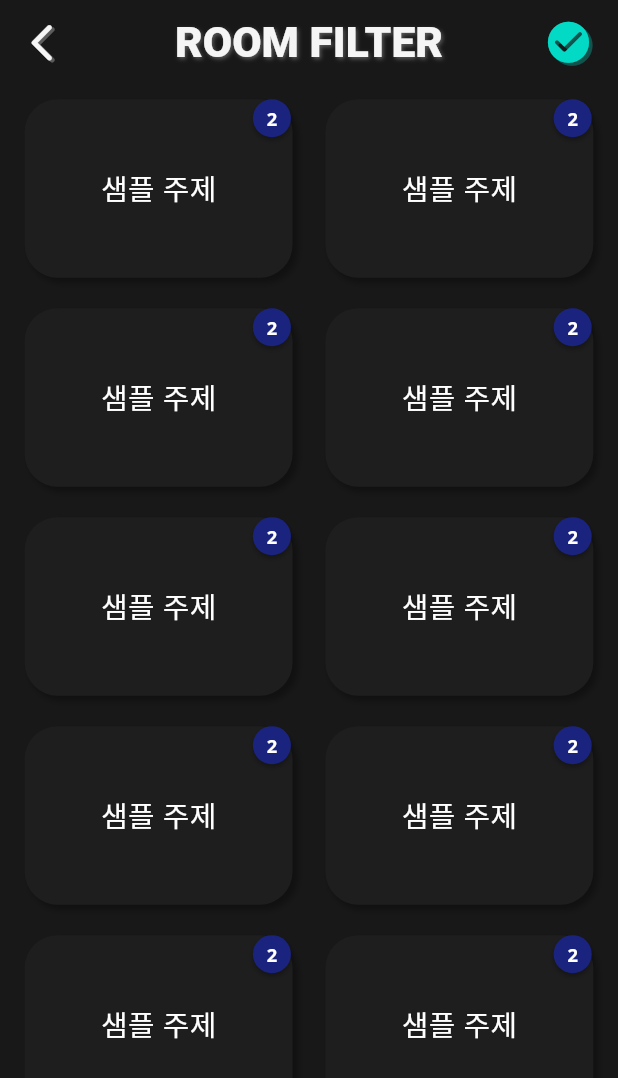
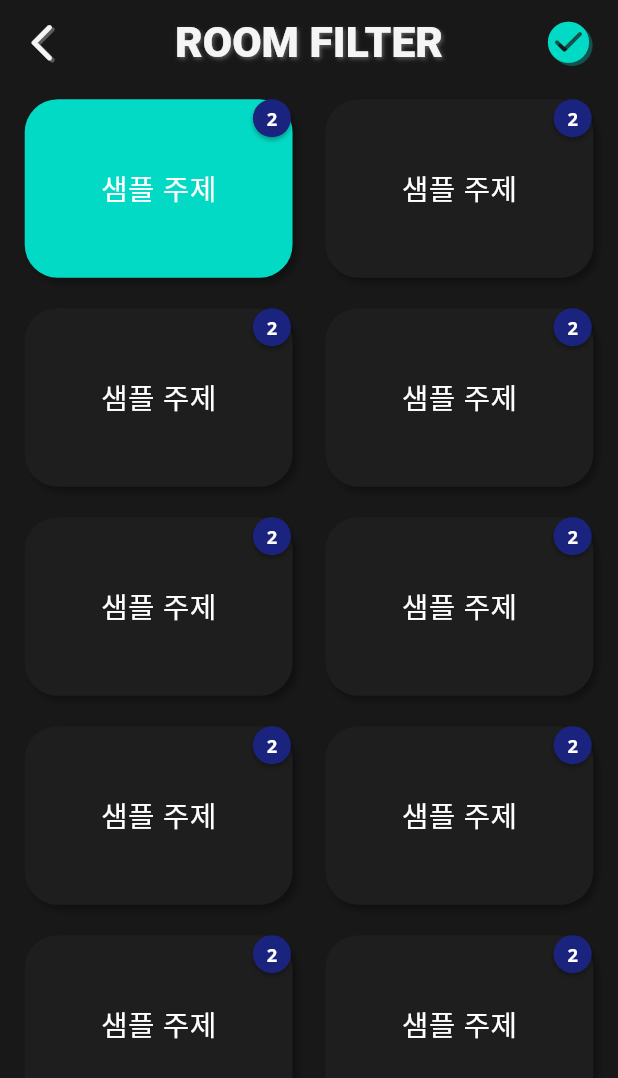
Before and after one commit to jhdo-dev/elice-1st-topkon, a Flutter app: the RoomFilterPage screen opened by its route, on a phone screen of 412 x 824 dp. Shown: the top 1078 px of the screen. Run offline on Flutter 3.47's test engine with Material 3 defaults, Android fonts, the phone set to English and light mode, and no system bars; our stand-ins replace bloc, equatable, flutter_bloc, flutter_screenutil, go_router, google_fonts; Roboto replaces fonts that are missing (Play).

Commit message:
필터화면 ui 구현

```diff
--- a/alarm_front/lib/presentation/pages/room_filter/room_filter_page.dart
+++ b/alarm_front/lib/presentation/pages/room_filter/room_filter_page.dart
@@ -4,8 +4,15 @@ import 'package:alarm_front/presentation/widgets/app_bar.dart';
 import 'package:flutter/material.dart';
 import 'package:flutter_screenutil/flutter_screenutil.dart';
 
-class RoomFilterPage extends StatelessWidget {
+class RoomFilterPage extends StatefulWidget {
   const RoomFilterPage({super.key});
+
+  @override
+  State<RoomFilterPage> createState() => _RoomFilterPageState();
+}
+
+class _RoomFilterPageState extends State<RoomFilterPage> {
+  int isClickBox = 0;
 
   @override
   Widget build(BuildContext context) {
@@ -52,8 +59,16 @@ class RoomFilterPage extends StatelessWidget {
                   childAspectRatio: 1.5,
                 ),
                 itemBuilder: (context, index) {
-                  return FilterBox(
-                    boxIndex: index,
+                  return GestureDetector(
+                    onTap: () {
+                      setState(() {
+                        isClickBox = index;
+                      });
+                    },
+                    child: FilterBox(
+                      boxIndex: index,
+                      isClickBox: isClickBox,
+                    ),
                   );
                 },
               ),
--- a/alarm_front/lib/presentation/pages/room_filter/widgets/filter_box.dart
+++ b/alarm_front/lib/presentation/pages/room_filter/widgets/filter_box.dart
@@ -7,15 +7,19 @@ class FilterBox extends StatelessWidget {
   const FilterBox({
     super.key,
     required this.boxIndex,
+    required this.isClickBox,
   });
 
   final int boxIndex;
+  final int isClickBox;
 
   @override
   Widget build(BuildContext context) {
-    return Container(
+    return AnimatedContainer(
+      duration: Duration(milliseconds: 200),
       decoration: BoxDecoration(
-        color: AppColors.cardColor,
+        color:
+            isClickBox == boxIndex ? AppColors.focusColor : AppColors.cardColor,
         borderRadius: BorderRadius.circular(20.w),
         boxShadow: [
           BoxShadow(
```
